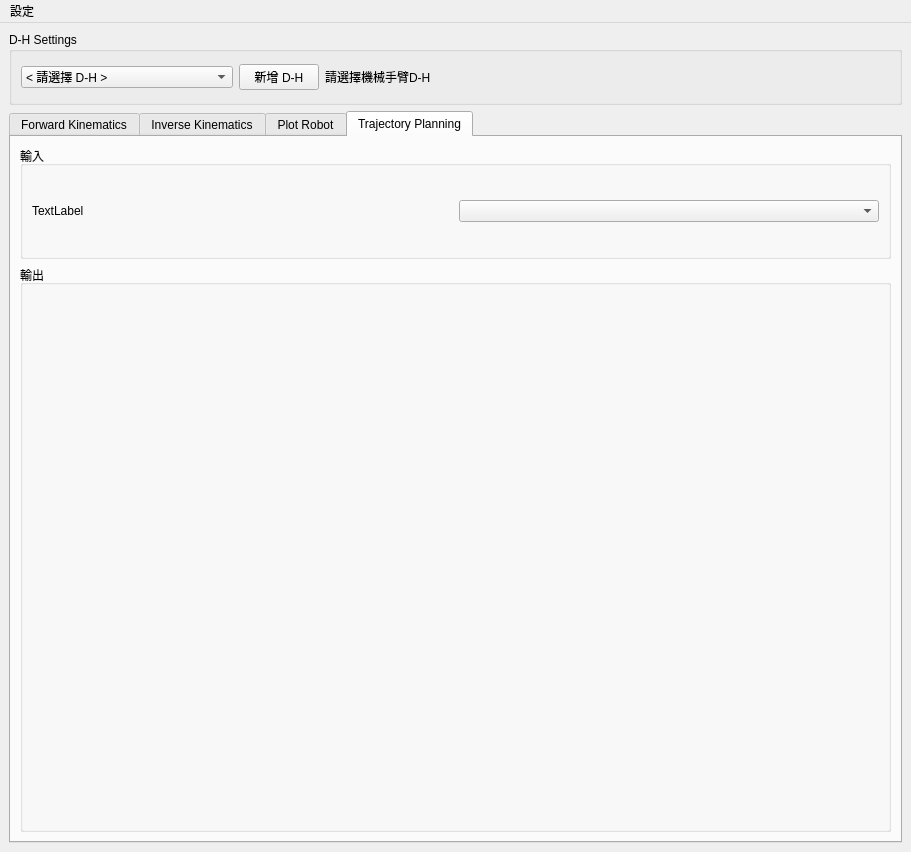
This is robotck/gui/uic/main_window.ui in CKAyano/robotck as Qt 5 draws it before an edit. The edited form follows.
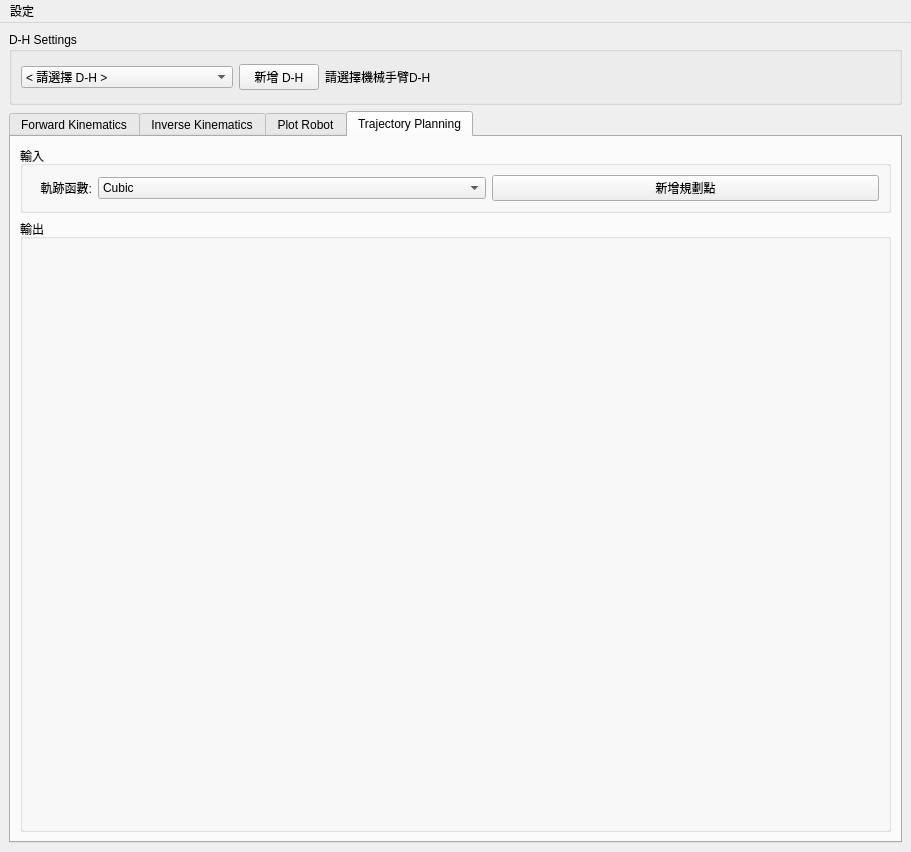
This is the edited form. The open tabs and pages were chosen to show the change.

```diff
--- a/robotck/gui/uic/main_window.ui
+++ b/robotck/gui/uic/main_window.ui
@@ -701,7 +701,7 @@
          <attribute name="title">
           <string>Trajectory Planning</string>
          </attribute>
-         <layout class="QVBoxLayout" name="verticalLayout_tab_traj" stretch="2,10">
+         <layout class="QVBoxLayout" name="verticalLayout_tab_traj" stretch="1,10">
           <item>
            <widget class="QGroupBox" name="groupBox_traj_input">
             <property name="title">
@@ -711,14 +711,46 @@
              <item>
               <layout class="QHBoxLayout" name="horizontalLayout_traj_input_method_angle">
                <item>
-                <widget class="QLabel" name="label">
+                <widget class="QLabel" name="label_traj_input_method">
+                 <property name="maximumSize">
+                  <size>
+                   <width>60</width>
+                   <height>16777215</height>
+                  </size>
+                 </property>
                  <property name="text">
-                  <string>TextLabel</string>
+                  <string>軌跡函數:</string>
                  </property>
+                 <property name="alignment">
+                  <set>Qt::AlignRight|Qt::AlignTrailing|Qt::AlignVCenter</set>
+                 </property>
                 </widget>
                </item>
                <item>
-                <widget class="QComboBox" name="comboBox"/>
+                <widget class="QComboBox" name="comboBox_traj_input_method">
+                 <item>
+                  <property name="text">
+                   <string>Cubic</string>
+                  </property>
+                 </item>
+                 <item>
+                  <property name="text">
+                   <string>Quintic</string>
+                  </property>
+                 </item>
+                 <item>
+                  <property name="text">
+                   <string>Linear wiith Parabolic</string>
+                  </property>
+                 </item>
+                </widget>
+               </item>
+               <item>
+                <widget class="QPushButton" name="pushButton_traj_input_addInit">
+                 <property name="text">
+                  <string>新增規劃點</string>
+                 </property>
+                </widget>
                </item>
               </layout>
              </item>
```
Left out of the diff: 11 changed lines with no effect on the pictures.
